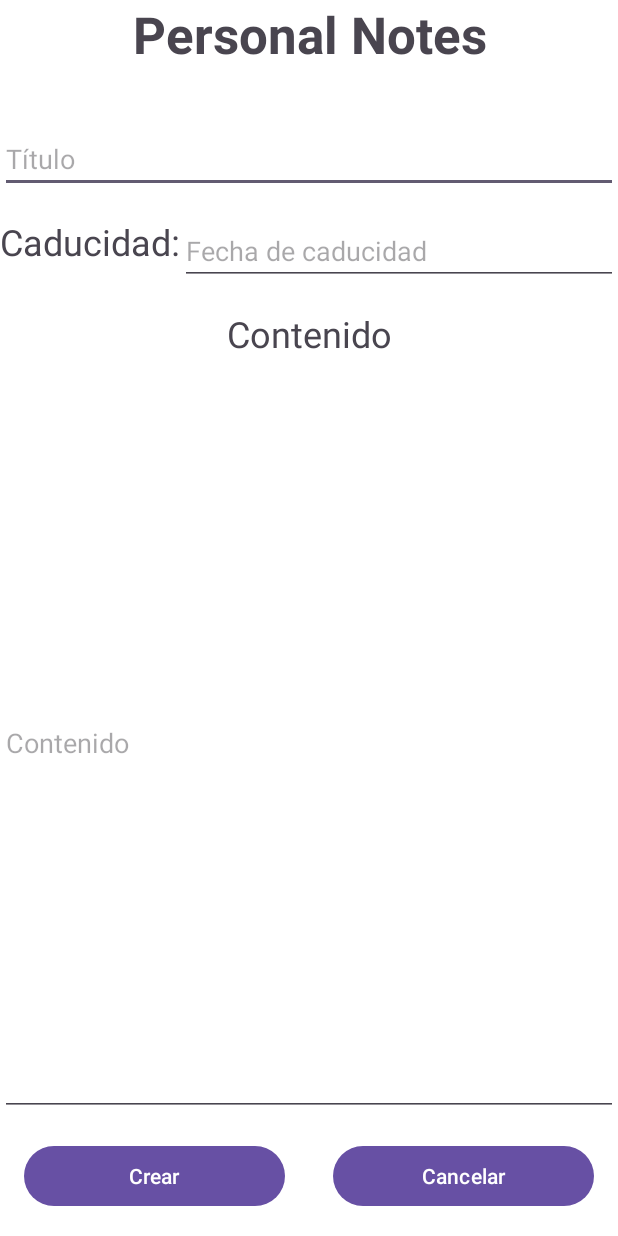
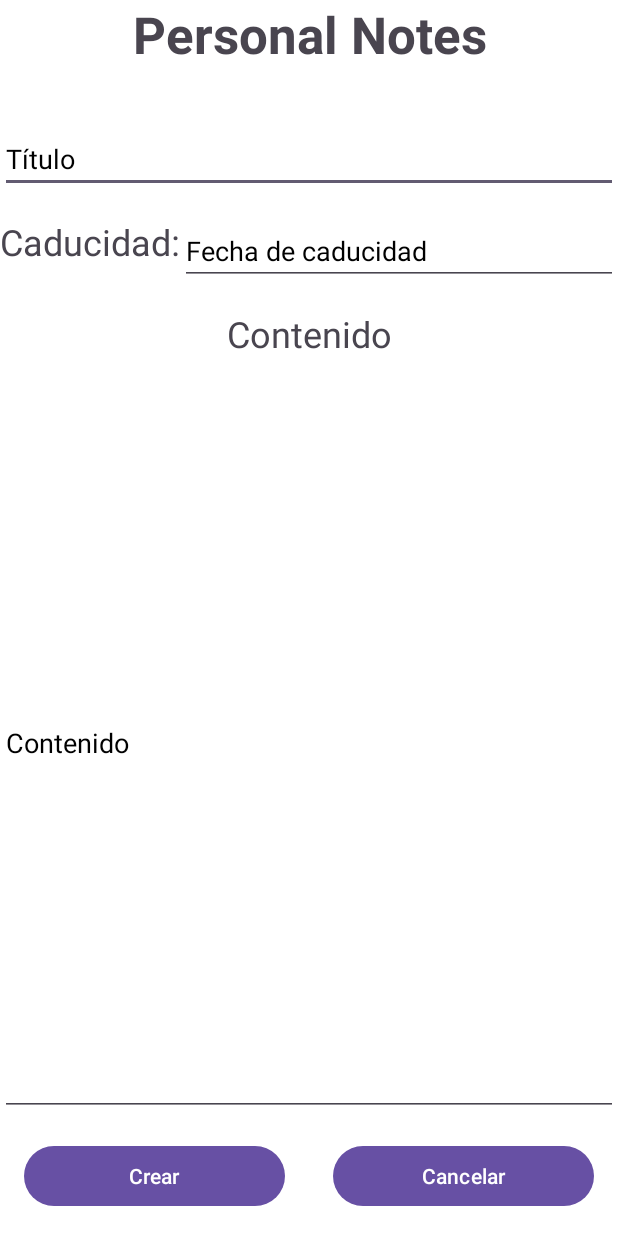
Before and after one commit to SebastianARG/notasAppAndroid, an Android app: the CrearActivity screen opened directly, with no data from a screen before it, on a phone screen of 412 x 824 dp. Run offline under Robolectric (Android 15) with nearby library versions, the phone set to English and light mode, and no system bars.

Commit message:
todo clean y funcional

```diff
--- a/app/src/main/java/com/sebas/activitat1evaluable/CrearActivity.java
+++ b/app/src/main/java/com/sebas/activitat1evaluable/CrearActivity.java
@@ -41,12 +41,6 @@ public class CrearActivity extends AppCompatActivity {
         Intent intent = this.getIntent();
         this.notas = (Notas) intent.getSerializableExtra("not");
 
-//        crear.setOnClickListener(v -> {
-//
-//        });
-//        cancelar.setOnClickListener(v -> {
-//
-//        });
     }
     public void setVisible(Button boton){
         boton.setVisibility(View.VISIBLE);
--- a/app/src/main/java/com/sebas/activitat1evaluable/VerActivity.java
+++ b/app/src/main/java/com/sebas/activitat1evaluable/VerActivity.java
@@ -20,7 +20,6 @@ public class VerActivity extends AppCompatActivity {
     private EditText contenido;
     private TextView titulo;
     Nota nota;
-    //private static Intent intent = new Intent();
     @Override
     protected void onCreate(Bundle savedInstanceState) {
         super.onCreate(savedInstanceState);
--- a/app/src/main/res/layout/activity_crear.xml
+++ b/app/src/main/res/layout/activity_crear.xml
@@ -28,6 +28,7 @@
         android:ems="10"
         android:hint="Título"
         android:inputType="text"
+        android:textColorHint="@color/black"
         app:layout_constraintEnd_toEndOf="parent"
         app:layout_constraintHorizontal_bias="0.5"
         app:layout_constraintStart_toStartOf="parent"
@@ -52,6 +53,7 @@
         android:ems="10"
         android:hint="Fecha de caducidad"
         android:inputType="date"
+        android:textColorHint="@color/black"
         app:layout_constraintEnd_toEndOf="parent"
         app:layout_constraintStart_toEndOf="@id/caducidadTV"
         app:layout_constraintTop_toBottomOf="@id/tituloPT" />
@@ -75,6 +77,7 @@
         android:layout_marginBottom="16dp"
         android:ems="10"
         android:hint="Contenido"
+        android:textColorHint="@color/black"
         app:layout_constraintBottom_toTopOf="@id/crearButton"
         app:layout_constraintEnd_toEndOf="parent"
         app:layout_constraintStart_toStartOf="parent"
```
Also changed, not shown: app/src/main/java/com/sebas/activitat1evaluable/MainActivity.java (+0 -9 lines).
